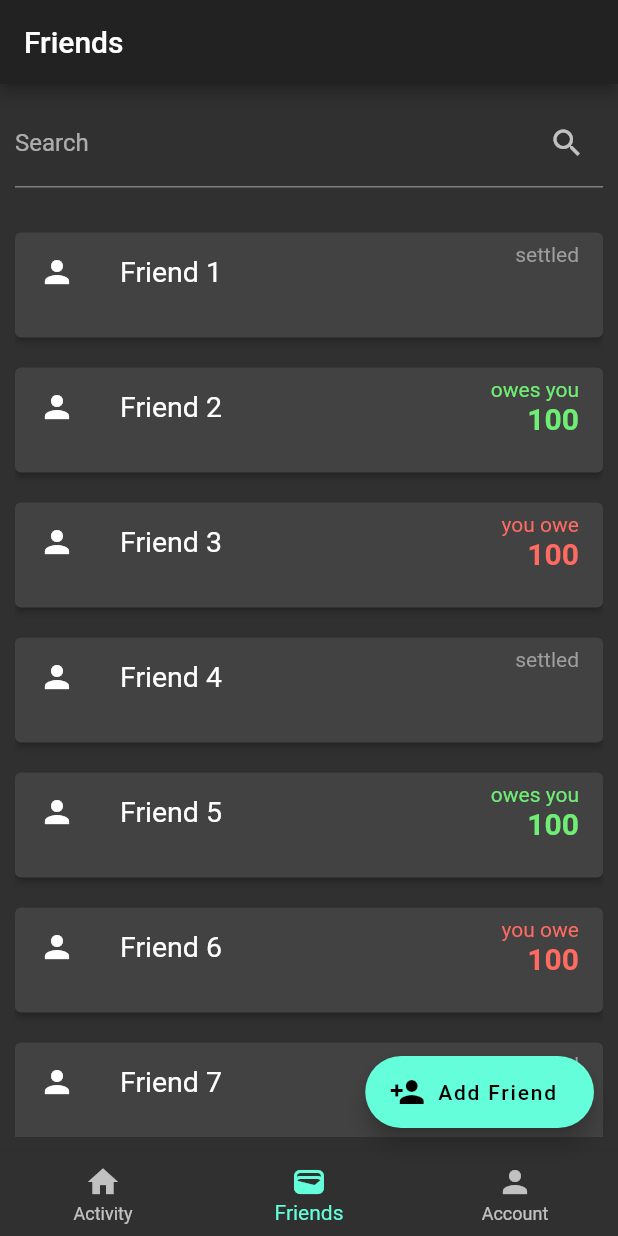
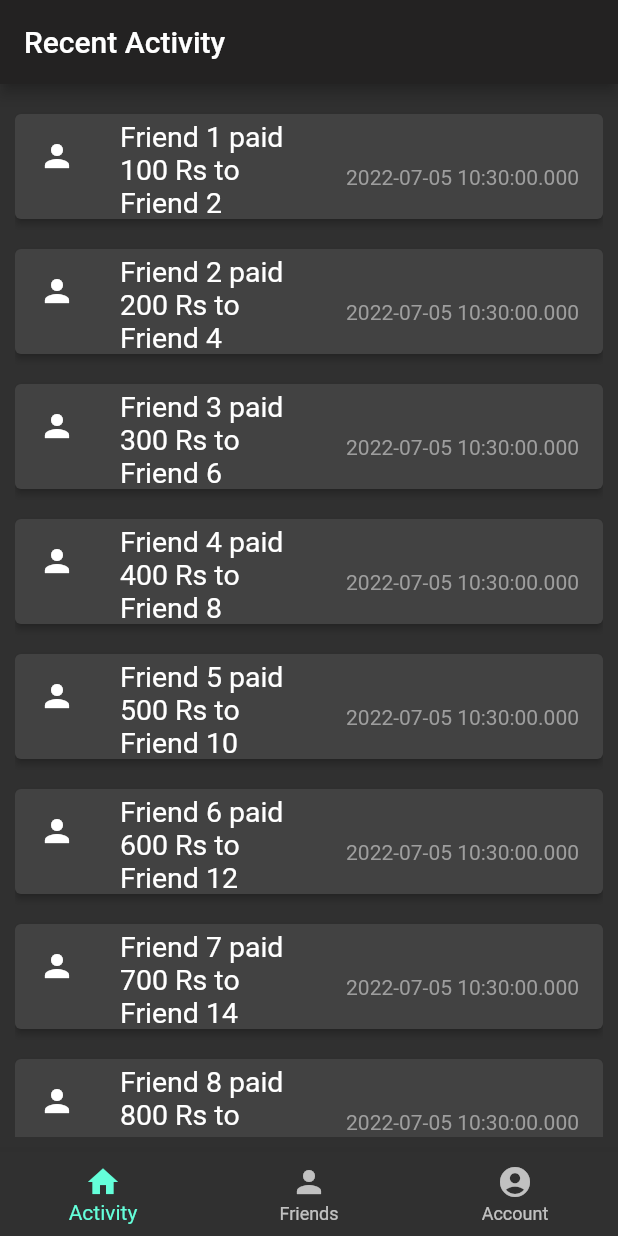
Before and after one commit to 159aadi314/campus_splitwise, a Flutter app: the screen it shows after launch, on a phone screen of 412 x 824 dp. Run offline on Flutter 3.47's test engine with Material 2 defaults, Android fonts, the phone set to English and light mode, and no system bars; missing offline and left inert: cloud_firestore_web, firebase_core_web; accounts and stored records are empty.

Commit message:
added activity page, routing for logged in users,

```diff
--- /dev/null
+++ b/lib/generated_plugin_registrant.dart
@@ -0,0 +1,19 @@
+//
+// Generated file. Do not edit.
+//
+
+// ignore_for_file: directives_ordering
+// ignore_for_file: lines_longer_than_80_chars
+// ignore_for_file: depend_on_referenced_packages
+
+import 'package:cloud_firestore_web/cloud_firestore_web.dart';
+import 'package:firebase_core_web/firebase_core_web.dart';
+
+import 'package:flutter_web_plugins/flutter_web_plugins.dart';
+
+// ignore: public_member_api_docs
+void registerPlugins(Registrar registrar) {
+  FirebaseFirestoreWeb.registerWith(registrar);
+  FirebaseCoreWeb.registerWith(registrar);
+  registrar.registerMessageHandler();
+}
--- a/lib/main.dart
+++ b/lib/main.dart
@@ -1,12 +1,14 @@
+import 'package:campus_splitwise/src/account_page.dart';
 import 'package:flutter/material.dart';
 import 'package:campus_splitwise/src/friends.dart';
-
+import 'package:campus_splitwise/src/activity_page.dart';
 void main() {
   runApp(const MyApp());
 }
 
 class MyApp extends StatelessWidget {
   const MyApp({Key? key}) : super(key: key);
+
 
   // This widget is the root of your application.
   @override
@@ -16,8 +18,79 @@ class MyApp extends StatelessWidget {
       theme: ThemeData(
           brightness: Brightness.dark
       ),
-      home: FriendsPage(),
+      home: MainPage(),
       debugShowCheckedModeBanner: false,
     );
   }
 }
+
+class MainPage extends StatefulWidget {
+  MainPage({Key? key}) : super(key: key);
+  final String title = 's';
+  final screens = [
+    ActivityPage(),
+    FriendsPage(),
+    AccountPage(),
+  ];
+  @override
+  _MainPageState createState() => _MainPageState();
+}
+
+class _MainPageState extends State<MainPage> {
+  int _currentIndex = 0;
+  String _title = 'Recent Activity';
+  final List<Widget> _screens = [
+    ActivityPage(),
+    FriendsPage(),
+    AccountPage(),
+  ];
+  // @override
+  // initState(){
+  //   _title = 'Some default value';
+  // }
+  @override
+  Widget build(BuildContext context) {
+    return Scaffold(
+      appBar: AppBar(
+        title:  Text(_title),
+        flexibleSpace: Container(
+          decoration: const BoxDecoration(
+            color: Color.fromARGB(255, 35, 34, 34),
+          ),
+        ),
+      ),
+      body: _screens[_currentIndex],
+      bottomNavigationBar: BottomNavigationBar(
+        currentIndex: _currentIndex,
+        items: const <BottomNavigationBarItem>[
+          BottomNavigationBarItem(
+            icon: Icon(Icons.home),
+            label: 'Activity',
+          ),
+          BottomNavigationBarItem(
+            icon: Icon(Icons.person),
+            label: 'Friends',
+          ),
+          BottomNavigationBarItem(
+            icon: Icon(Icons.account_circle_rounded),
+            label: 'Account',
+          ),
+        ],
+        onTap: (int index) {
+          setState(() {
+          _currentIndex = index;
+            switch(index) {
+              case 0: { _title = 'Recent Activity'; }
+              break;
+              case 1: { _title = 'Your Friends'; }
+              break;
+              case 2: { _title = 'Your Profile'; }
+              break;
+            }
+          }
+          );
+        },
+      ),
+    );
+  }
+}
--- /dev/null
+++ b/lib/src/account_page.dart
@@ -0,0 +1,27 @@
+import 'package:flutter/material.dart';
+
+class AccountPage extends StatefulWidget {
+  const AccountPage({Key? key}) : super(key: key);
+
+  @override
+  _AccountPageState createState() => _AccountPageState();
+}
+
+class _AccountPageState extends State<AccountPage> {
+
+  @override
+  Widget build(BuildContext context) {
+    return Scaffold(
+      body: Padding(
+        padding: const EdgeInsets.all(10.0),
+        child: Column(
+          children: [
+            const Expanded(
+              child: SizedBox(height: 20.0),
+              ),
+          ],
+        ),
+      ),
+    );
+  }
+}
--- /dev/null
+++ b/lib/src/activity_page.dart
@@ -0,0 +1,82 @@
+import 'package:flutter/material.dart';
+import 'package:campus_splitwise/src/friends.dart';
+
+class ActivityPage extends StatefulWidget {
+  const ActivityPage({Key? key}) : super(key: key);
+
+  @override
+  _ActivityPageState createState() => _ActivityPageState();
+}
+
+class _ActivityPageState extends State<ActivityPage> {
+  final List<Map<String, dynamic>> _activity = List.generate(10, (index) {
+    return {
+      'id': index,
+      'sender': 'Friend ${index+1}',
+      'receiver' : 'Friend ${2*index+2}',
+      'amount' : 100*index+100,
+      'time' : DateTime.now(),
+    };
+  });
+
+  @override
+  Widget build(BuildContext context) {
+    return Scaffold(
+
+      body: Padding(
+        padding: const EdgeInsets.all(10.0),
+        child: Column(
+          children: [
+            Expanded(
+              child: _activity.isNotEmpty
+                  ? ListView.builder(
+                itemCount: _activity.length,
+                itemBuilder: (context, index) =>
+                    buildBox(_activity[index]),
+              )
+                  : const Text(
+                'Nothing to see here...',
+                style: TextStyle(fontSize: 24),
+              ),
+            ),
+          ],
+        ),
+      ),
+    );
+  }
+}
+
+Widget buildBox(Map<String,dynamic> activity) => Hero(
+  tag: 'activity-${activity['id']}',
+  child: SizedBox(
+    height: 90,
+    child: Card(
+      key: ValueKey(activity["id"]),
+      elevation: 2,
+
+      margin: const EdgeInsets.symmetric(vertical: 10),
+      child: ListTile(
+        visualDensity: VisualDensity.comfortable,
+        // increase size of this icon
+        leading:
+        const Icon(Icons.person),
+        title: Text('${activity['sender']} paid ${activity['amount']} Rs to ${activity['receiver']}', style: TextStyle(fontSize: 19 )),
+        onTap: () {},
+        trailing: Column(
+          mainAxisAlignment: MainAxisAlignment.center,
+          crossAxisAlignment: CrossAxisAlignment.end,
+          children: <Widget>[
+            Text(
+              '${activity['time']}',
+              style: const TextStyle(
+                fontSize: 14,
+                fontFamily: 'Roboto',
+                color: Colors.grey,
+              ),
+            ),
+          ],
+        ),
+      ),
+    ),
+  ),
+);
--- a/lib/src/add_expense.dart
+++ b/lib/src/add_expense.dart
@@ -60,7 +60,7 @@ class _AddExpenseState extends State<AddExpense> {
                   padding: const EdgeInsets.fromLTRB(20, 20, 20, 5),
                   child:
                   Row(children: [
-                    Text('Paid by ', style: TextStyle( fontSize: 20)),
+                    Text('Paid to ', style: TextStyle( fontSize: 20)),
                     SizedBox(width: 10),
                     Container(
                       // make rounded
--- a/lib/src/add_friend.dart
+++ b/lib/src/add_friend.dart
@@ -72,9 +72,9 @@ class _AddFriendState extends State<AddFriend> {
               icon: Icon(Icons.check, color: Colors.black),
               // shift 10 unit left
               label: Text('Confirm', style: TextStyle(color: Colors.black)),
-              style: ElevatedButton.styleFrom(
-                backgroundColor: Colors.greenAccent,
-              ),
+              // style: ElevatedButton.styleFrom(
+              //   Color: MaterialStateProperty.all<Color>(Colors.greenAccent),
+              // ),
               onPressed: () {
                 if (_formKey.currentState!.validate()) {
                   // If the form is valid, display a snackbar. In the real world,
--- a/lib/src/friends.dart
+++ b/lib/src/friends.dart
@@ -54,14 +54,14 @@ class _FriendsPageState extends State<FriendsPage> {
   @override
   Widget build(BuildContext context) {
     return Scaffold(
-      appBar: AppBar(
-        title: const Text("Friends"),
-        flexibleSpace: Container(
-          decoration: const BoxDecoration(
-            color: Color.fromARGB(255, 35, 34, 34),
-          ),
-        ),
-      ),
+      // appBar: AppBar(
+      //   title: const Text("Friends"),
+      //   flexibleSpace: Container(
+      //     decoration: const BoxDecoration(
+      //       color: Color.fromARGB(255, 35, 34, 34),
+      //     ),
+      //   ),
+      // ),
 
       body: Padding(
         padding: const EdgeInsets.all(10),
@@ -96,30 +96,15 @@ class _FriendsPageState extends State<FriendsPage> {
           onPressed: () {
             Navigator.push(
               context,
-              MaterialPageRoute(builder: (context) => AddFriend()),
+              MaterialPageRoute(builder: (context) => const AddFriend()),
             );
           },
           // Add your onPressed code here!
         label: const Text('Add Friend '),
         icon: const Icon(Icons.person_add),
       ),
-      bottomNavigationBar: BottomNavigationBar(
-        currentIndex: 1,
-        items: const <BottomNavigationBarItem>[
-          BottomNavigationBarItem(
-            icon: Icon(Icons.home),
-            label: 'Activity',
-          ),
-          BottomNavigationBarItem(
-            icon: Icon(Icons.wallet),
-            label: 'Friends',
-          ),
-          BottomNavigationBarItem(
-            icon: Icon(Icons.person),
-            label: 'Account',
-          ),
-        ],
-      ),
+
+
     );
   }
 
@@ -137,7 +122,7 @@ class _FriendsPageState extends State<FriendsPage> {
           // increase size of this icon
           leading:
            const Icon(Icons.person),
-          title: Text(friend['name'], style: TextStyle(fontSize: 19 )),
+          title: Text(friend['name'], style: const TextStyle(fontSize: 19 )),
           onTap: () {
             Navigator.push(
               context,
@@ -160,8 +145,8 @@ class _FriendsPageState extends State<FriendsPage> {
                   color: friend['IOU'] == 0
                       ? Colors.grey
                       : friend['IOU'] > 0
-                      ? Color.fromARGB(255, 112, 237, 116)
-                      : Color.fromARGB(255, 255, 107, 97),
+                      ? const Color.fromARGB(255, 112, 237, 116)
+                      : const Color.fromARGB(255, 255, 107, 97),
                 ),
               ),
               Text(
@@ -177,8 +162,8 @@ class _FriendsPageState extends State<FriendsPage> {
                   color: friend['IOU'] == 0
                       ? Colors.black
                       : friend['IOU'] > 0
-                      ? Color.fromARGB(255, 112, 237, 116)
-                      : Color.fromARGB(255, 255, 107, 97),
+                      ? const Color.fromARGB(255, 112, 237, 116)
+                      : const Color.fromARGB(255, 255, 107, 97),
                 ),
               )
             ],
@@ -187,5 +172,4 @@ class _FriendsPageState extends State<FriendsPage> {
       ),
     ),
   );
-
 }
```
